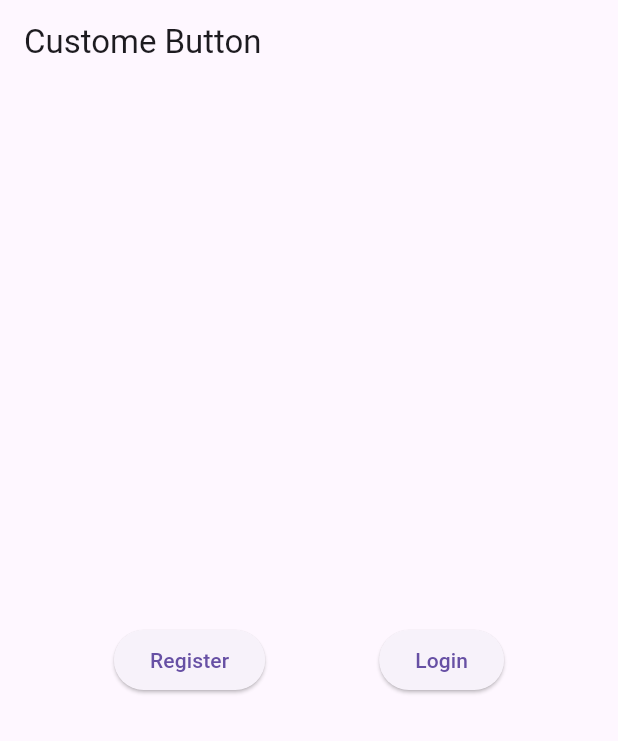
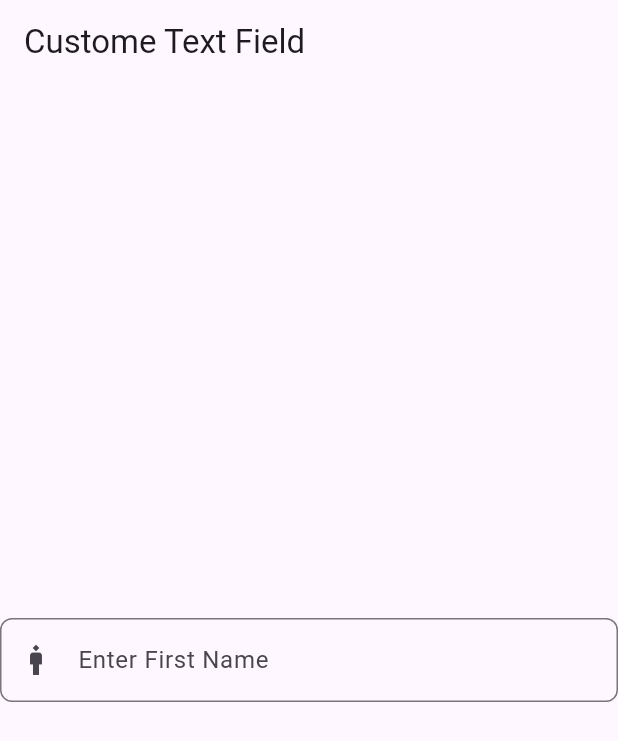
Before and after one commit to krishansharma11/40DaysOfFlutter, a Flutter app: the screen it shows after launch, on a phone screen of 412 x 824 dp. Shown: the top 741 px of the screen. Run offline on Flutter 3.47's test engine with Material 3 defaults, Android fonts, the phone set to English and light mode, and no system bars.

Commit message:
input data manage in text field

```diff
--- a/lib/main.dart
+++ b/lib/main.dart
@@ -21,66 +21,42 @@ class MyHomePage extends StatelessWidget {
   Widget build(BuildContext context) {
     return Scaffold(
         appBar: AppBar(
-          title: const Text('Custome Button'),
+          title: const Text('Custome Text Field'),
         ),
         body: Center(
-            child: Row(
-          mainAxisAlignment: MainAxisAlignment.spaceEvenly,
-          children: [
-            CustomButton(
-              titleButton: "Register",
-              onPressed: () {
-                print("hello");
-                _showAlertDialog(
-                    context, "Register", "User Register SuccesFully");
-              },
-            ),
-            CustomButton(
-              titleButton: "Login",
-              onPressed: () {
-                print("hello");
-                _showAlertDialog(context, "Login", "user Login Successfully");
-              },
-            ),
-          ],
-        )));
+            child: CustomTextField(
+                placeholderText: "Enter First Name",
+                labelText: "First Name",
+                prefixIcon: Icons.man_3_outlined,
+                onChanged: (vlaue) {
+                  print('input value $vlaue');
+                })));
   }
 }
 
-class CustomButton extends StatelessWidget {
-  late final String titleButton;
-  late final VoidCallback onPressed;
+class CustomTextField extends StatelessWidget {
+  late final String placeholderText;
+  final String labelText;
+  final IconData prefixIcon;
+  final ValueChanged<String> onChanged;
 
-  CustomButton({required this.titleButton, required this.onPressed});
+  CustomTextField(
+      {required this.placeholderText,
+      required this.labelText,
+      required this.prefixIcon,
+      required this.onChanged});
 
   // ignore: empty_constructor_bodies
   @override
   Widget build(BuildContext context) {
     // TODO: implement build
-    return (ElevatedButton(
-      onPressed: onPressed,
-      child: Text(titleButton),
+    return (TextFormField(
+      onChanged: onChanged,
+      decoration: InputDecoration(
+          hintText: placeholderText,
+          labelText: placeholderText,
+          prefixIcon: Icon(prefixIcon),
+          border: OutlineInputBorder(borderRadius: BorderRadius.circular(8))),
     ));
   }
 }
-
-void _showAlertDialog(
-    BuildContext context, String msgTitle, String msgDescription) {
-  showDialog(
-    context: context,
-    builder: (context) {
-      return AlertDialog(
-        title: Text(msgTitle),
-        content: Text(msgDescription),
-        actions: <Widget>[
-          TextButton(
-            child: Text('OK'),
-            onPressed: () {
-              Navigator.of(context).pop();
-            },
-          ),
-        ],
-      );
-    },
-  );
-}
```
